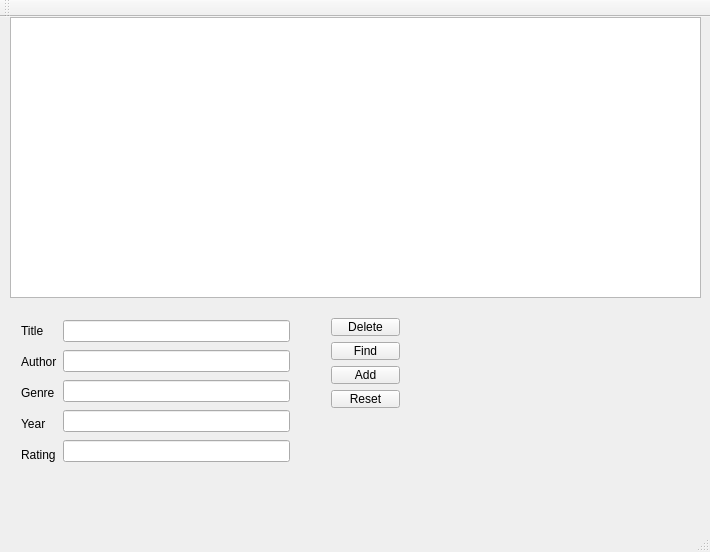
Above: mainwindow.ui from sapr-bntu/books before the change. Below: the same form after it.
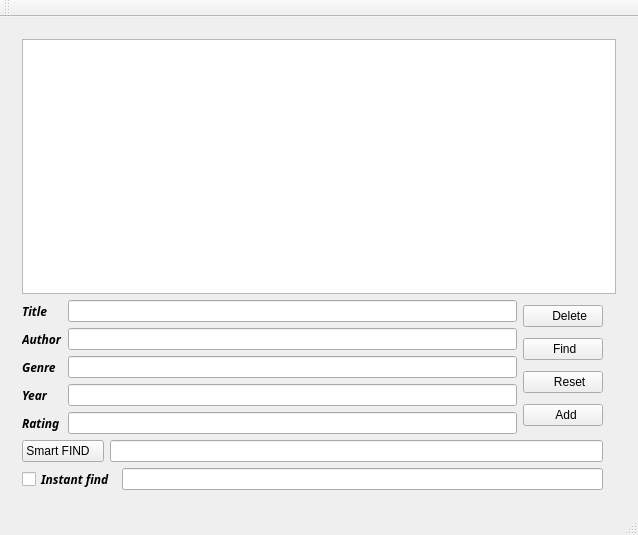
That is the form after the change. The open tabs and pages were chosen to show the change. Icons and pictures are not drawn.

The edit to the form file:
```diff
--- a/mainwindow.ui
+++ b/mainwindow.ui
@@ -6,28 +6,60 @@
    <rect>
     <x>0</x>
     <y>0</y>
-    <width>710</width>
-    <height>552</height>
+    <width>638</width>
+    <height>535</height>
    </rect>
   </property>
   <property name="windowTitle">
    <string>MainWindow</string>
   </property>
   <widget class="QWidget" name="centralWidget">
-   <widget class="QWidget" name="horizontalLayoutWidget">
-    <property name="geometry">
-     <rect>
-      <x>10</x>
-      <y>290</y>
-      <width>291</width>
-      <height>171</height>
-     </rect>
-    </property>
+   <layout class="QGridLayout" name="gridLayout">
+    <item row="0" column="0">
+     <widget class="QStackedWidget" name="stackedWidget">
+      <property name="currentIndex">
+       <number>0</number>
+      </property>
+      <widget class="QWidget" name="page">
+       <layout class="QHBoxLayout" name="horizontalLayout_4">
+        <item>
+         <widget class="QTextBrowser" name="textBrowser"/>
+        </item>
+       </layout>
+      </widget>
+      <widget class="QWidget" name="page_2">
+       <layout class="QGridLayout" name="gridLayout_2">
+        <item row="0" column="0" colspan="3">
+         <widget class="QTableView" name="tableView">
+          <property name="editTriggers">
+           <set>QAbstractItemView::DoubleClicked|QAbstractItemView::EditKeyPressed</set>
+          </property>
+          <property name="alternatingRowColors">
+           <bool>true</bool>
+          </property>
+          <property name="selectionMode">
+           <enum>QAbstractItemView::SingleSelection</enum>
+          </property>
+          <property name="selectionBehavior">
+           <enum>QAbstractItemView::SelectRows</enum>
+          </property>
+         </widget>
+        </item>
+        <item row="1" column="0">
     <layout class="QHBoxLayout" name="horizontalLayout">
      <item>
       <layout class="QVBoxLayout" name="verticalLayout">
        <item>
         <widget class="QLabel" name="label_3">
+              <property name="font">
+               <font>
+                <family>Lucida Bright</family>
+                <pointsize>9</pointsize>
+                <weight>75</weight>
+                <italic>true</italic>
+                <bold>true</bold>
+               </font>
+              </property>
          <property name="text">
           <string>Title</string>
          </property>
@@ -35,6 +67,15 @@
        </item>
        <item>
         <widget class="QLabel" name="label_4">
+              <property name="font">
+               <font>
+                <family>Lucida Bright</family>
+                <pointsize>9</pointsize>
+                <weight>75</weight>
+                <italic>true</italic>
+                <bold>true</bold>
+               </font>
+              </property>
          <property name="text">
           <string>Author</string>
          </property>
@@ -42,6 +83,15 @@
        </item>
        <item>
         <widget class="QLabel" name="label_2">
+              <property name="font">
+               <font>
+                <family>Lucida Bright</family>
+                <pointsize>9</pointsize>
+                <weight>75</weight>
+                <italic>true</italic>
+                <bold>true</bold>
+               </font>
+              </property>
          <property name="text">
           <string>Genre</string>
          </property>
@@ -49,6 +99,15 @@
        </item>
        <item>
         <widget class="QLabel" name="label">
+              <property name="font">
+               <font>
+                <family>Lucida Bright</family>
+                <pointsize>9</pointsize>
+                <weight>75</weight>
+                <italic>true</italic>
+                <bold>true</bold>
+               </font>
+              </property>
          <property name="text">
           <string>Year</string>
          </property>
@@ -56,6 +115,15 @@
        </item>
        <item>
         <widget class="QLabel" name="label_5">
+              <property name="font">
+               <font>
+                <family>Lucida Bright</family>
+                <pointsize>9</pointsize>
+                <weight>75</weight>
+                <italic>true</italic>
+                <bold>true</bold>
+               </font>
+              </property>
          <property name="text">
           <string>Rating</string>
          </property>
@@ -83,44 +151,34 @@
       </layout>
      </item>
     </layout>
-   </widget>
-   <widget class="QTableView" name="tableView">
-    <property name="geometry">
-     <rect>
-      <x>10</x>
-      <y>0</y>
-      <width>691</width>
-      <height>281</height>
-     </rect>
-    </property>
-    <property name="editTriggers">
-     <set>QAbstractItemView::DoubleClicked|QAbstractItemView::EditKeyPressed</set>
-    </property>
-    <property name="alternatingRowColors">
-     <bool>true</bool>
-    </property>
-   </widget>
-   <widget class="QWidget" name="verticalLayoutWidget">
-    <property name="geometry">
-     <rect>
-      <x>320</x>
-      <y>290</y>
-      <width>91</width>
-      <height>112</height>
-     </rect>
-    </property>
+        </item>
+        <item row="1" column="1">
     <layout class="QVBoxLayout" name="verticalLayout_3">
      <item>
       <widget class="QPushButton" name="pushButton_2">
        <property name="text">
-        <string>Delete</string>
+             <string>    Delete</string>
+            </property>
+            <property name="icon">
+             <iconset resource="main.qrc">
+              <normaloff>:/images/del.PNG</normaloff>:/images/del.PNG</iconset>
+            </property>
+            <property name="iconSize">
+             <size>
+              <width>20</width>
+              <height>20</height>
+             </size>
        </property>
       </widget>
      </item>
      <item>
       <widget class="QPushButton" name="pushButton">
        <property name="text">
-        <string>Find</string>
+             <string>    Find   </string>
+            </property>
+            <property name="icon">
+             <iconset resource="main.qrc">
+              <normaloff>:/images/find.PNG</normaloff>:/images/find.PNG</iconset>
        </property>
        <property name="iconSize">
         <size>
@@ -128,15 +186,11 @@
          <height>31</height>
         </size>
        </property>
-       <property name="flat">
+            <property name="checkable">
         <bool>false</bool>
        </property>
-      </widget>
-     </item>
-     <item>
-      <widget class="QPushButton" name="pushButton_3">
-       <property name="text">
-        <string>Add</string>
+            <property name="autoRepeatInterval">
+             <number>100</number>
        </property>
        <property name="flat">
         <bool>false</bool>
@@ -145,13 +199,106 @@
      </item>
      <item>
       <widget class="QPushButton" name="pushButton_4">
+            <property name="enabled">
+             <bool>true</bool>
+            </property>
        <property name="text">
-        <string>Reset</string>
-       </property>
-      </widget>
-     </item>
-    </layout>
-   </widget>
+             <string>    Reset</string>
+            </property>
+            <property name="icon">
+             <iconset resource="main.qrc">
+              <normaloff>:/images/reset.jpeg</normaloff>:/images/reset.jpeg</iconset>
+            </property>
+           </widget>
+          </item>
+          <item>
+           <widget class="QPushButton" name="pushButton_3">
+            <property name="text">
+             <string>    Add  </string>
+            </property>
+            <property name="icon">
+             <iconset resource="main.qrc">
+              <normaloff>:/images/add.png</normaloff>:/images/add.png</iconset>
+            </property>
+            <property name="flat">
+             <bool>false</bool>
+            </property>
+           </widget>
+          </item>
+         </layout>
+        </item>
+        <item row="1" column="2" rowspan="2">
+         <widget class="QLabel" name="label_6">
+          <property name="maximumSize">
+           <size>
+            <width>200</width>
+            <height>200</height>
+           </size>
+          </property>
+          <property name="text">
+           <string/>
+          </property>
+          <property name="pixmap">
+           <pixmap resource="main.qrc">:/images/COMPBOOK.gif</pixmap>
+          </property>
+          <property name="scaledContents">
+           <bool>true</bool>
+          </property>
+         </widget>
+        </item>
+        <item row="2" column="0" colspan="2">
+         <layout class="QVBoxLayout" name="verticalLayout_4">
+          <item>
+           <layout class="QHBoxLayout" name="horizontalLayout_2">
+            <item>
+             <widget class="QPushButton" name="pushButton_5">
+              <property name="text">
+               <string>Smart FIND   </string>
+              </property>
+              <property name="icon">
+               <iconset resource="main.qrc">
+                <normaloff>:/images/smart.jpeg</normaloff>:/images/smart.jpeg</iconset>
+              </property>
+             </widget>
+            </item>
+            <item>
+             <widget class="QLineEdit" name="lineEdit_6"/>
+            </item>
+           </layout>
+          </item>
+          <item>
+           <layout class="QHBoxLayout" name="horizontalLayout_3">
+            <item>
+             <widget class="QCheckBox" name="checkBox">
+              <property name="font">
+               <font>
+                <family>Lucida Bright</family>
+                <pointsize>9</pointsize>
+                <weight>75</weight>
+                <italic>true</italic>
+                <bold>true</bold>
+               </font>
+              </property>
+              <property name="text">
+               <string>Instant find</string>
+              </property>
+              <property name="checked">
+               <bool>false</bool>
+              </property>
+             </widget>
+            </item>
+            <item>
+             <widget class="QLineEdit" name="lineEdit_7"/>
+            </item>
+           </layout>
+          </item>
+         </layout>
+        </item>
+       </layout>
+      </widget>
+     </widget>
+    </item>
+   </layout>
   </widget>
   <widget class="QMenuBar" name="menuBar">
    <property name="geometry">
```
Left out of the diff: 15 changed lines with no effect on the pictures. Lines whose indentation alone changed are shown as unchanged.
